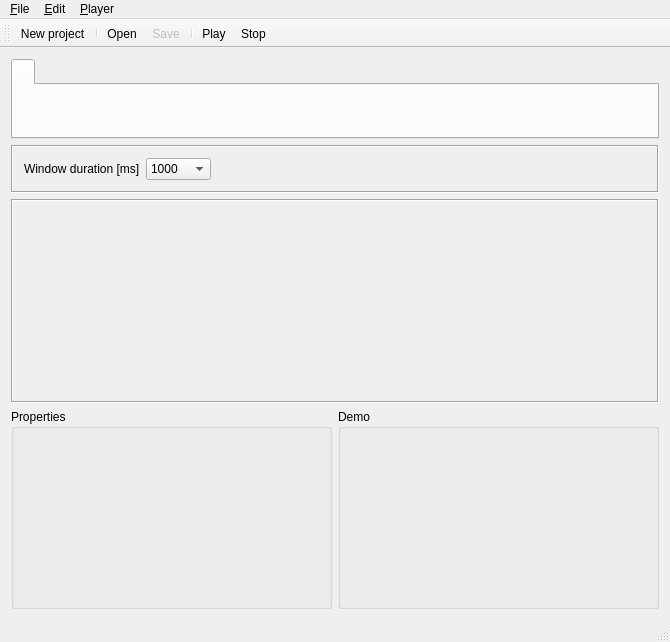
First picture: the form in illumination-edit/editorwindow.ui, repository olegyurchenko/audio-illuminated, before the edit.
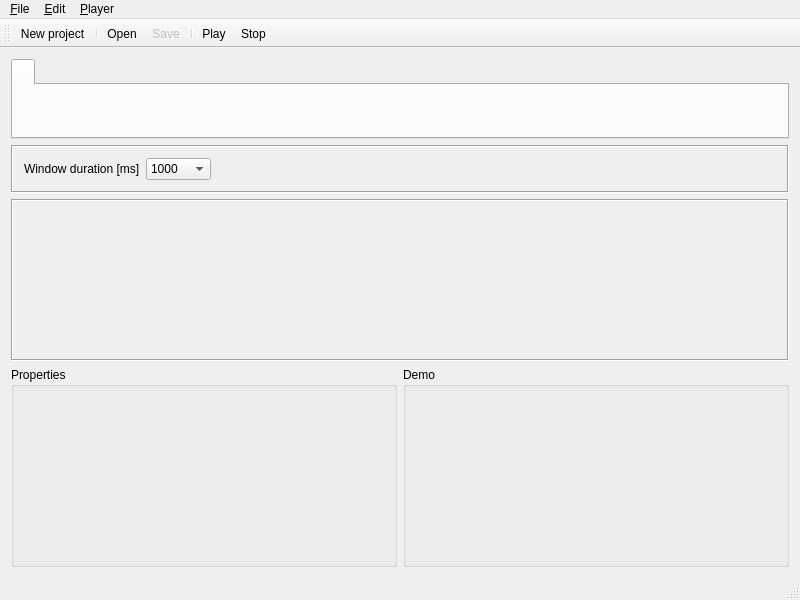
Second picture: the form after the edit. Icons and pictures are not drawn. Custom widgets are drawn as their Qt base class.

Diff of the .ui file:
```diff
--- a/illumination-edit/editorwindow.ui
+++ b/illumination-edit/editorwindow.ui
@@ -6,10 +6,16 @@
    <rect>
     <x>0</x>
     <y>0</y>
-    <width>670</width>
-    <height>642</height>
+    <width>800</width>
+    <height>600</height>
    </rect>
   </property>
+  <property name="minimumSize">
+   <size>
+    <width>800</width>
+    <height>600</height>
+   </size>
+  </property>
   <property name="windowTitle">
    <string>Illumination editor</string>
   </property>
@@ -172,8 +178,8 @@
     <rect>
      <x>0</x>
      <y>0</y>
-     <width>670</width>
-     <height>18</height>
+     <width>800</width>
+     <height>25</height>
     </rect>
    </property>
    <widget class="QMenu" name="menu_File">
```
